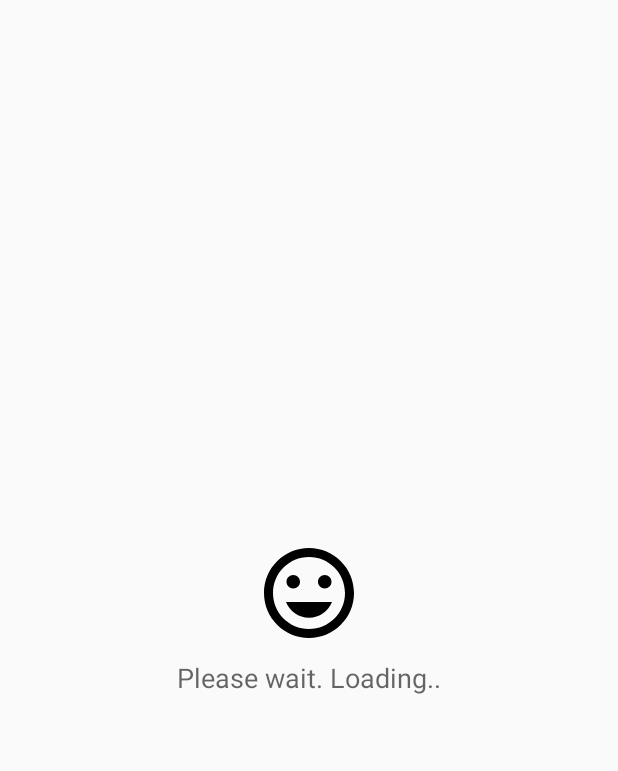
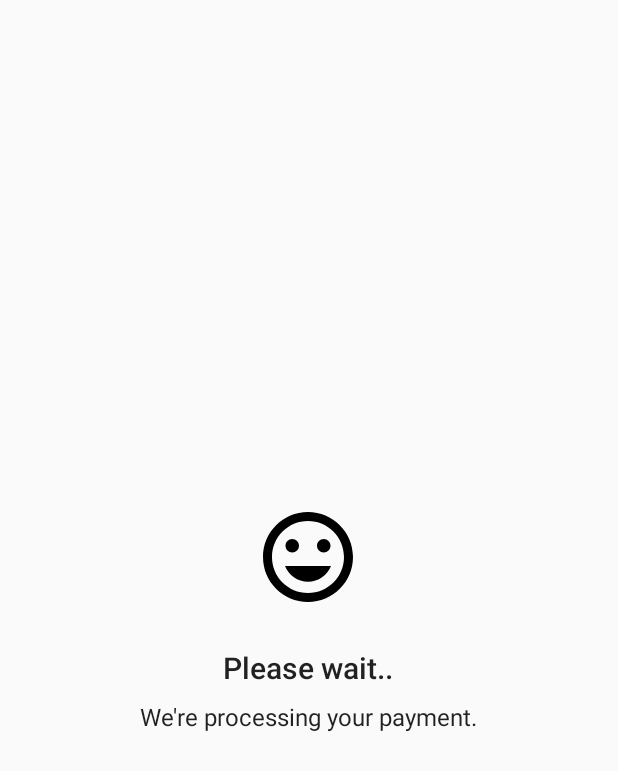
Before and after one commit to payex-plt/PayexAndroid, an Android app: the layout fragment_state.xml on its own in the app's theme, with its tools: preview values and no code run, on a phone screen of 412 x 824 dp. Shown: the top 771 px of the screen. Run offline under Robolectric (Android 15) with nearby library versions, the phone set to English and light mode, and no system bars.

Commit message:
polish state pages

```diff
--- a/app/src/main/java/io/payex/android/ui/sale/CardReaderActivity.java
+++ b/app/src/main/java/io/payex/android/ui/sale/CardReaderActivity.java
@@ -19,9 +19,7 @@ import io.payex.android.ui.login.LoginFragment;
 public class CardReaderActivity extends AppCompatActivity
         implements AbstractCardReaderFragment.OnScanListener ,
         StateFragment.OnFragmentInteractionListener
-
 {
-
 
     @Override
     protected void onCreate(Bundle savedInstanceState) {
@@ -54,7 +52,8 @@ public class CardReaderActivity extends AppCompatActivity
 
     @Override
     public void onSuccess() {
-        StateFragment f = StateFragment.newInstance();
+        StateFragment f = StateFragment.newInstance(
+                R.drawable.ic_mood_black_72dp, R.string.state_title_loading, 0);
         changeFragment(f);
     }
 
--- a/app/src/main/res/layout/fragment_state.xml
+++ b/app/src/main/res/layout/fragment_state.xml
@@ -5,27 +5,41 @@
     android:layout_height="match_parent"
     tools:context="io.payex.android.ui.common.StateFragment">
 
-
     <LinearLayout
         android:layout_width="wrap_content"
         android:layout_height="wrap_content"
         android:layout_gravity="center"
+        android:layout_margin="@dimen/activity_horizontal_margin"
         android:orientation="vertical">
 
-        <ImageView
-            android:id="@+id/iv_state"
+        <android.support.v7.widget.AppCompatImageView
+            android:id="@+id/iv_icon"
             android:layout_width="wrap_content"
             android:layout_height="wrap_content"
             android:layout_gravity="center_horizontal"
-            android:layout_marginBottom="8dp"
+            android:layout_marginBottom="24dp"
             app:srcCompat="@drawable/ic_mood_black_72dp" />
 
-        <TextView
-            android:id="@+id/tv_state"
+        <android.support.v7.widget.AppCompatTextView
+            android:id="@+id/tv_title"
             android:layout_width="wrap_content"
             android:layout_height="wrap_content"
-            android:text="Please wait. Loading.."
-            android:textAppearance="@style/TextAppearance.AppCompat.Medium" />
+            android:layout_gravity="center_horizontal"
+            android:ellipsize="end"
+            android:maxLines="1"
+            android:text="@string/state_title_loading"
+            android:textAppearance="@style/TextAppearance.AppCompat.Title" />
+
+        <android.support.v7.widget.AppCompatTextView
+            android:id="@+id/tv_subtitle"
+            android:layout_width="wrap_content"
+            android:layout_height="wrap_content"
+            android:layout_gravity="center_horizontal"
+            android:layout_marginTop="@dimen/spacing_md"
+            android:ellipsize="end"
+            android:maxLines="2"
+            android:text="We're processing your payment."
+            android:textAppearance="@style/TextAppearance.AppCompat.Subhead" />
     </LinearLayout>
 
 </FrameLayout>
--- a/app/src/main/res/values/strings.xml
+++ b/app/src/main/res/values/strings.xml
@@ -31,6 +31,11 @@
     <string name="drawer_menu_logout">Terminal Logout</string>
     <string name="drawer_menu_help">Need help?</string>
 
+    <string name="state_title_loading">Please wait..</string>
+    <string name="state_title_payment_approved">Payment approved!</string>
+    <string name="state_title_payment_rejected">Payment rejected!</string>
+    <string name="state_title_sale_voided">Sale voided!</string>
+
     <!-- TODO: Remove or change this placeholder text -->
     <string name="hello_blank_fragment">Hello blank fragment</string>
     <string name="title_activity_test">TestActivity</string>
```
Also changed, not shown: app/src/main/java/io/payex/android/ui/common/StateFragment.java (+46 -42 lines).
